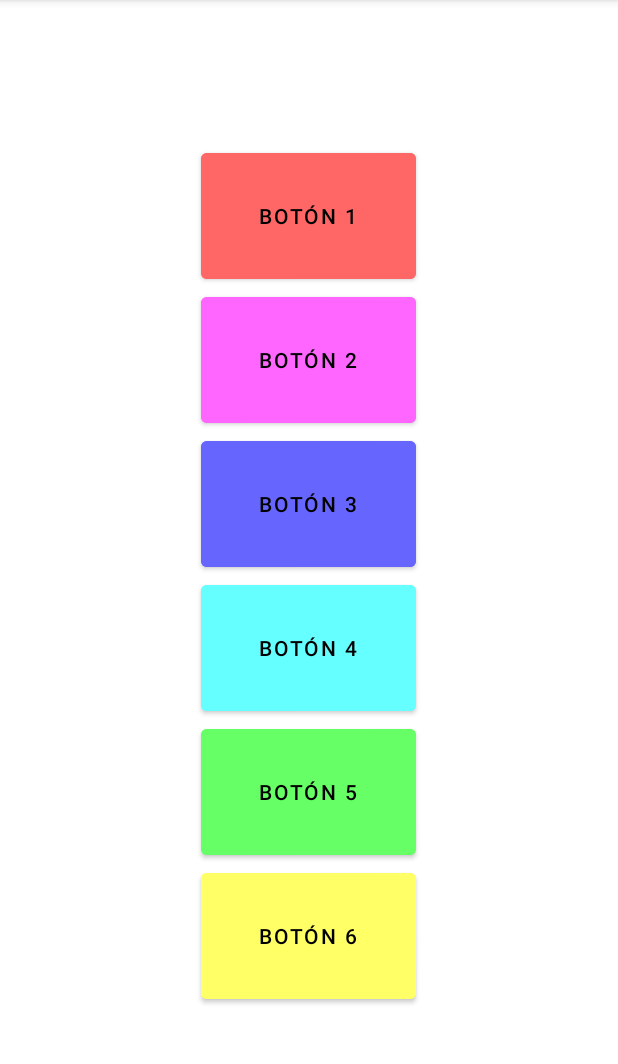
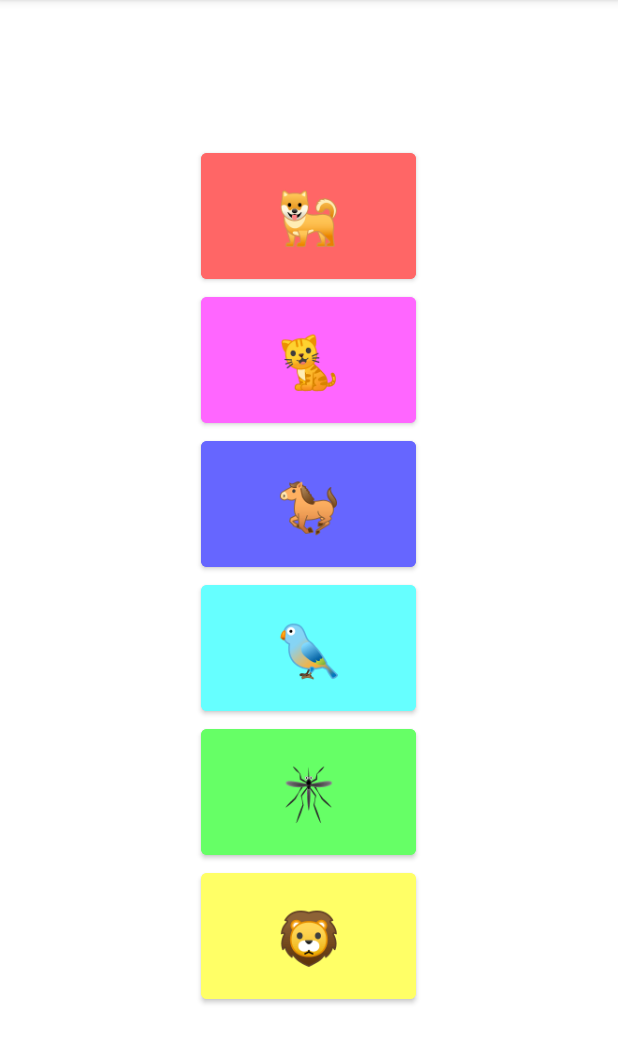
Before and after one commit to stompy-lizard/Laboratorio-6, an Android app: the screen it shows after launch (MainActivity), on a phone screen of 412 x 824 dp, the part 84-1148 px from its top. Run offline under Robolectric (Android 15) with nearby library versions, the phone set to English and light mode, and no system bars.

Commit message:
Update button text to corresponding animal emojis

```diff
--- a/app/src/main/res/layout/activity_main.xml
+++ b/app/src/main/res/layout/activity_main.xml
@@ -11,40 +11,51 @@
         android:layout_height="96dp"
         android:backgroundTint="@color/btn1"
         android:text="@string/btn1"
-        android:textColor="@color/black" />
+        android:textColor="@color/black"
+        android:textSize="34sp" />
+
     <Button
         android:id="@+id/button2"
         android:layout_width="143dp"
         android:layout_height="96dp"
+        android:backgroundTint="@color/btn2"
         android:text="@string/btn2"
-        android:backgroundTint="@color/btn2"
-        android:textColor="@color/black" />
+        android:textColor="@color/black"
+        android:textSize="34sp" />
+
     <Button
         android:id="@+id/button3"
         android:layout_width="143dp"
         android:layout_height="96dp"
+        android:backgroundTint="@color/btn3"
         android:text="@string/btn3"
-        android:backgroundTint="@color/btn3"
-        android:textColor="@color/black" />
+        android:textColor="@color/black"
+        android:textSize="34sp" />
+
     <Button
         android:id="@+id/button4"
         android:layout_width="143dp"
         android:layout_height="96dp"
+        android:backgroundTint="@color/btn4"
         android:text="@string/btn4"
-        android:backgroundTint="@color/btn4"
-        android:textColor="@color/black" />
+        android:textColor="@color/black"
+        android:textSize="34sp" />
+
     <Button
         android:id="@+id/button5"
         android:layout_width="143dp"
         android:layout_height="96dp"
+        android:backgroundTint="@color/btn5"
         android:text="@string/btn5"
-        android:backgroundTint="@color/btn5"
-        android:textColor="@color/black" />
+        android:textColor="@color/black"
+        android:textSize="34sp" />
+
     <Button
         android:id="@+id/button6"
         android:layout_width="143dp"
         android:layout_height="96dp"
+        android:backgroundTint="@color/btn6"
         android:text="@string/btn6"
-        android:backgroundTint="@color/btn6"
-        android:textColor="@color/black" />
+        android:textColor="@color/black"
+        android:textSize="34sp" />
 </LinearLayout>
--- a/app/src/main/res/values/strings.xml
+++ b/app/src/main/res/values/strings.xml
@@ -1,9 +1,9 @@
 <resources>
     <string name="app_name">Sonidos</string>
-    <string name="btn1">Botón 1</string>
-    <string name="btn2">Botón 2</string>
-    <string name="btn3">Botón 3</string>
-    <string name="btn4">Botón 4</string>
-    <string name="btn5">Botón 5</string>
-    <string name="btn6">Botón 6</string>
+    <string name="btn1">🐕</string>
+    <string name="btn2">🐈</string>
+    <string name="btn3">🐎</string>
+    <string name="btn4">🐦</string>
+    <string name="btn5">🦟</string>
+    <string name="btn6">🦁</string>
 </resources>
```
